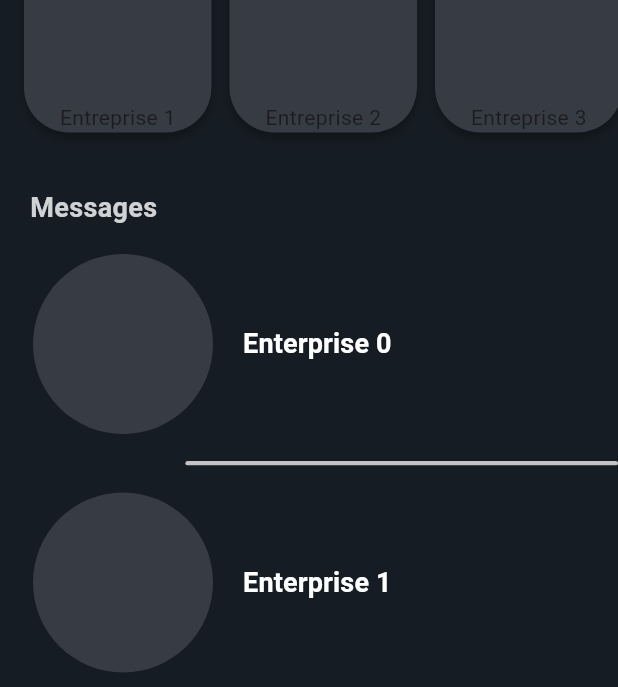
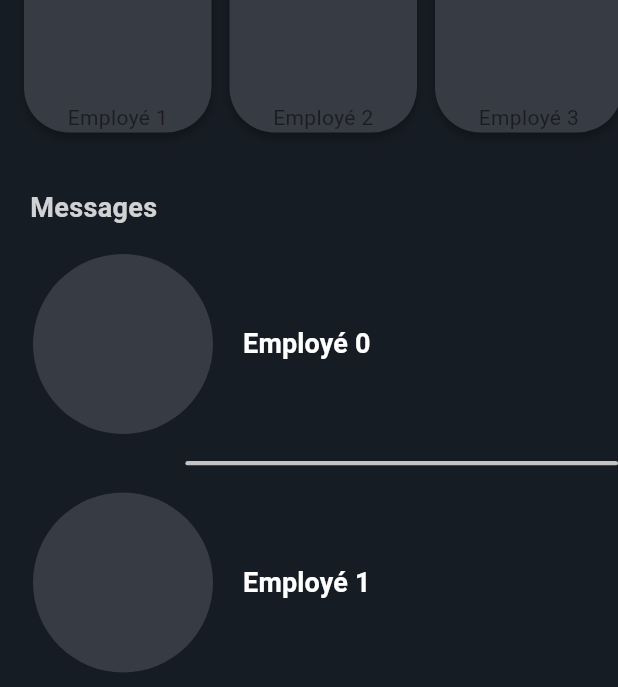
Before and after one commit to algosup/2023-2024-project-5-flutter-team-5, a Flutter app: the MessagePage screen opened directly, on a phone screen of 412 x 824 dp. Shown: the part 337-1024 px from the top of the screen. Run offline on Flutter 3.47's test engine with Material 3 defaults, Android fonts, the light colour scheme and no system bars; our stand-ins replace flutter_card_swiper, fluttertoast, multi_select_flutter.

Commit message:
added different match for company side

```diff
--- a/App/lib/company/message.dart
+++ b/App/lib/company/message.dart
@@ -98,7 +98,7 @@ class _MessagePageState extends State<MessagePage> {
                             MaterialPageRoute(
                               builder: (BuildContext context) {
                                 return MessageConversationPage(
-                                    name: 'Enterprise $index');
+                                    name: 'Employé $index');
                               },
                             ),
                           );
@@ -112,7 +112,7 @@ class _MessagePageState extends State<MessagePage> {
                             ),
                             const SizedBox(width: 20),
                             Text(
-                              'Enterprise $index',
+                              'Employé $index',
                               style: TextStyle(
                                 color:
                                     themes.currentTheme.colorScheme.onPrimary,
@@ -167,43 +167,43 @@ class ScrollableBoxWidget1 extends StatelessWidget {
           children: [
             Padding(
               padding: const EdgeInsets.only(right: 12.0),
-              child: BoxWidget(text: 'Entreprise 1'),
+              child: BoxWidget(text: 'Employé 1'),
             ),
             Padding(
               padding: const EdgeInsets.only(right: 12.0),
-              child: BoxWidget(text: 'Entreprise 2'),
+              child: BoxWidget(text: 'Employé 2'),
             ),
             Padding(
               padding: const EdgeInsets.only(right: 12.0),
-              child: BoxWidget(text: 'Entreprise 3'),
+              child: BoxWidget(text: 'Employé 3'),
             ),
             Padding(
               padding: const EdgeInsets.only(right: 12.0),
-              child: BoxWidget(text: 'Entreprise 4'),
+              child: BoxWidget(text: 'Employé 4'),
             ),
             Padding(
               padding: const EdgeInsets.only(right: 12.0),
-              child: BoxWidget(text: 'Entreprise 5'),
+              child: BoxWidget(text: 'Employé 5'),
             ),
             Padding(
               padding: const EdgeInsets.only(right: 12.0),
-              child: BoxWidget(text: 'Entreprise 6'),
+              child: BoxWidget(text: 'Employé 6'),
             ),
             Padding(
               padding: const EdgeInsets.only(right: 12.0),
-              child: BoxWidget(text: 'Entreprise 7'),
+              child: BoxWidget(text: 'Employé 7'),
             ),
             Padding(
               padding: const EdgeInsets.only(right: 12.0),
-              child: BoxWidget(text: 'Entreprise 8'),
+              child: BoxWidget(text: 'Employé 8'),
             ),
             Padding(
               padding: const EdgeInsets.only(right: 12.0),
-              child: BoxWidget(text: 'Entreprise 9'),
+              child: BoxWidget(text: 'Employé 9'),
             ),
             Padding(
               padding: const EdgeInsets.only(right: 12.0),
-              child: BoxWidget(text: 'Entreprise 10'),
+              child: BoxWidget(text: 'Employé 10'),
             ),
           ],
         ),
@@ -220,7 +220,15 @@ class BoxWidget extends StatelessWidget {
 
   @override
   Widget build(BuildContext context) {
-    return Container(
+    return GestureDetector(
+      onTap: () => Navigator.of(context).push(
+        MaterialPageRoute(
+          builder: (BuildContext context) {
+            return MessageConversationPage(name: text);
+          },
+        ),
+      ),
+      child: Container(
         height: 165,
         width: 125,
         decoration: BoxDecoration(
@@ -239,6 +247,7 @@ class BoxWidget extends StatelessWidget {
           alignment: Alignment.bottomCenter,
           child: Text(text),
         ),
+      ),
     );
   }
 }
```
Also changed, not shown: App/lib/company/match_page.dart (+4 -4 lines), App/lib/job_seeker/message.dart (+12 -3 lines). Lines whose indentation alone changed are shown as unchanged.
